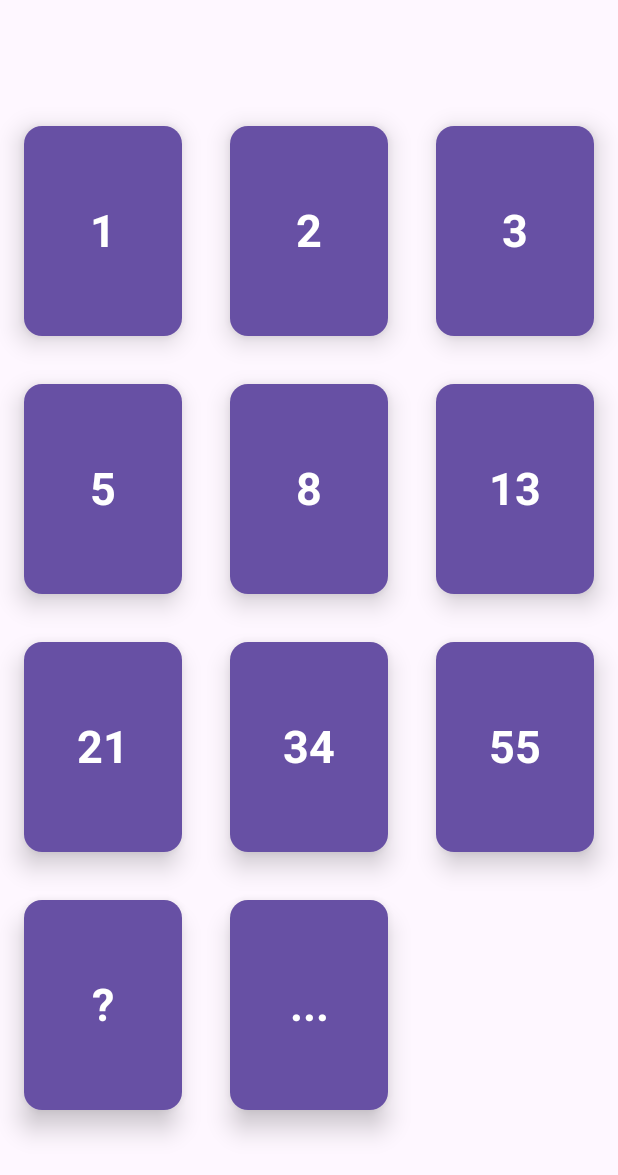
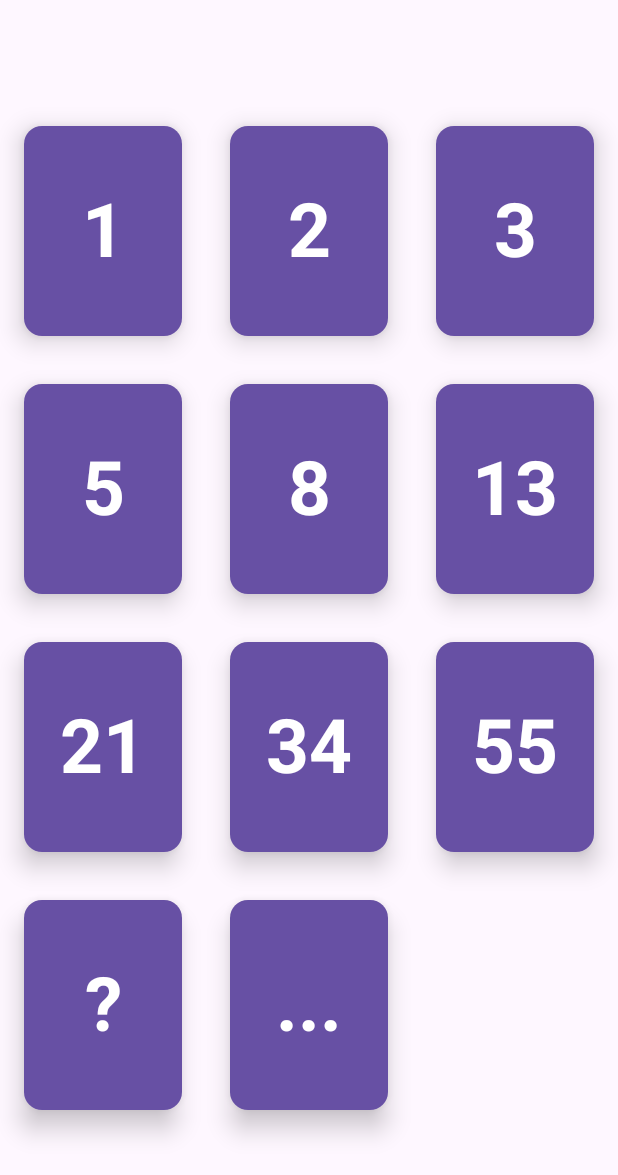
Before and after one commit to jayveedee/ScrumPoker, an Android app built with Jetpack Compose: the screen it shows after launch (MainActivity), on a phone screen of 412 x 824 dp. Shown: the top 1175 px of the screen. Run offline under Robolectric (Android 15) with nearby library versions, the phone set to English and light mode, and no system bars; our stand-ins replace Room's generated code.

Commit message:
increase font size a bit for grid cards

```diff
--- a/app/src/main/java/com/exirpit/scrumpoker/presentation/common/composable/Cards.kt
+++ b/app/src/main/java/com/exirpit/scrumpoker/presentation/common/composable/Cards.kt
@@ -53,7 +53,7 @@ fun ScrumPokerGridCard(
     ) {
         CardFrontSide(
             cardTitle = card.title,
-            cardFontSize = 30.sp,
+            cardFontSize = 50.sp,
             cardFontWeight = FontWeight.Bold
         )
     }
```
